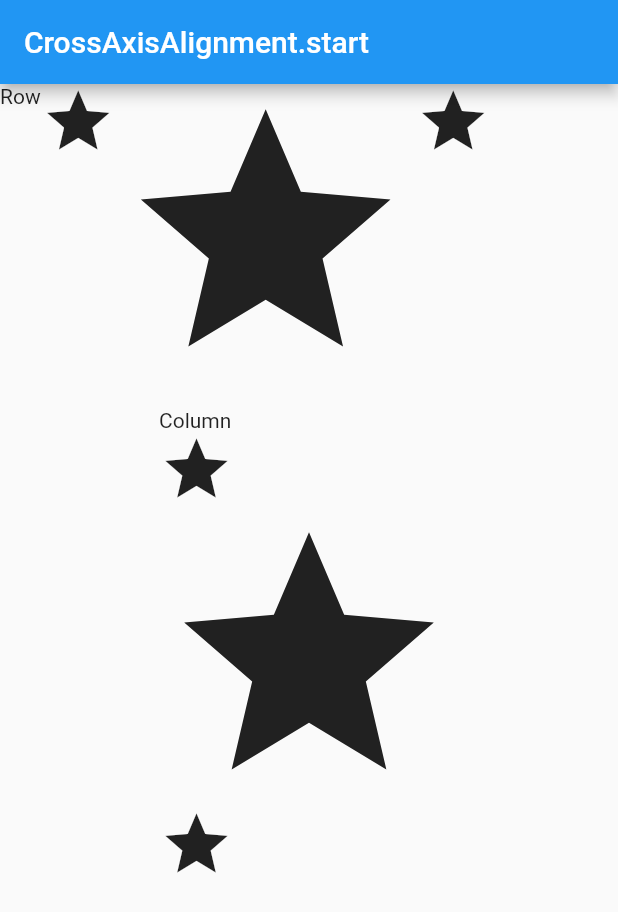
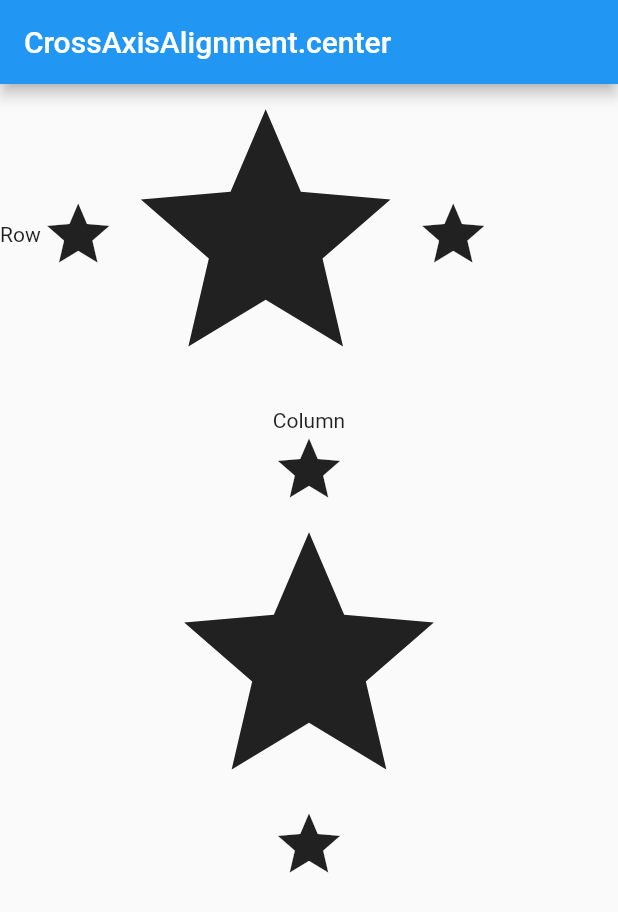
Before and after one commit to after-six/flutter-layout-wonwoo, a Flutter app: the screen it shows after launch, on a phone screen of 412 x 824 dp. Shown: the top 912 px of the screen. Run offline on Flutter 3.47's test engine with Material 2 defaults, Android fonts, the phone set to English and light mode, and no system bars.

Commit message:
CrossAxisAlignment.center

```diff
--- a/lib/main.dart
+++ b/lib/main.dart
@@ -9,7 +9,7 @@ class MyApp extends StatelessWidget {
     return MaterialApp(
       home: Scaffold(
         appBar: AppBar(
-          title: Text('CrossAxisAlignment.start'),
+          title: Text('CrossAxisAlignment.center'),
         ),
         // Row and Column - MainAxisAlignment
         /*body: Column(
@@ -65,7 +65,8 @@ class MyApp extends StatelessWidget {
         body: Column(
           children: <Widget>[
             Row(
-              crossAxisAlignment: CrossAxisAlignment.start, // Step 2
+//              crossAxisAlignment: CrossAxisAlignment.start, // Step 2
+              crossAxisAlignment: CrossAxisAlignment.center, // Step 3
               children: <Widget>[
                 Text('Row'),
                 Icon(Icons.star, size: 50),
@@ -75,7 +76,8 @@ class MyApp extends StatelessWidget {
             ),
             Text(''),
             Column(
-              crossAxisAlignment: CrossAxisAlignment.start, // Step 2
+//              crossAxisAlignment: CrossAxisAlignment.start, // Step 2
+              crossAxisAlignment: CrossAxisAlignment.center, // Step 3
               children: <Widget>[
                 Text('Column'),
                 Icon(Icons.star, size: 50),
```
